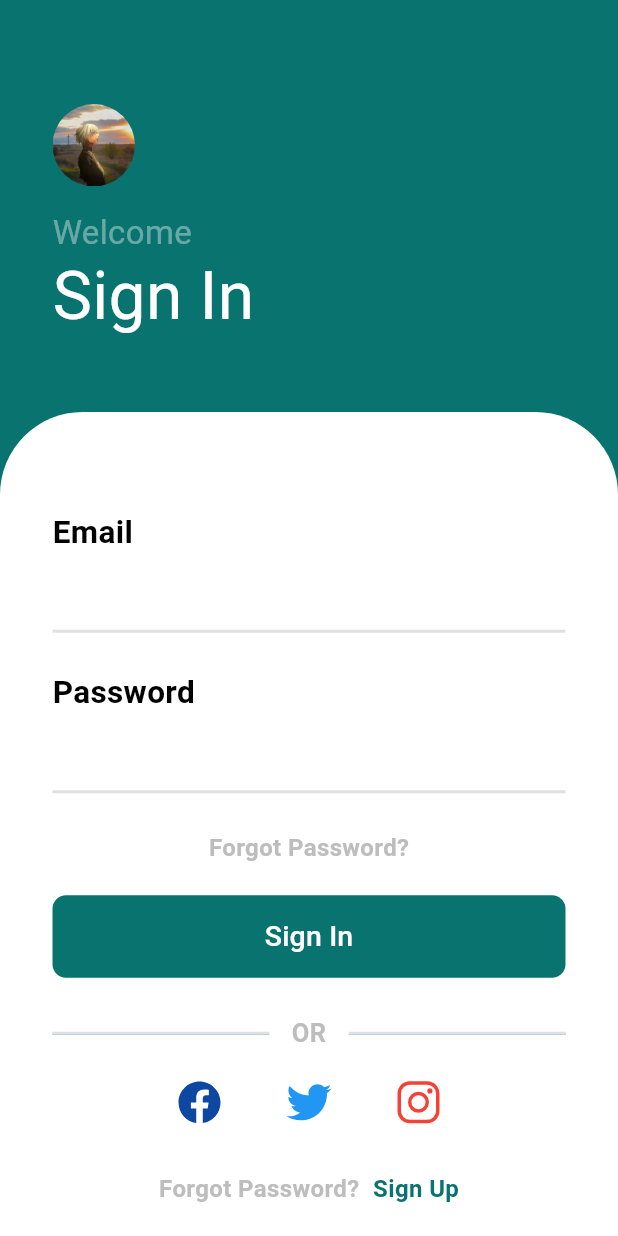
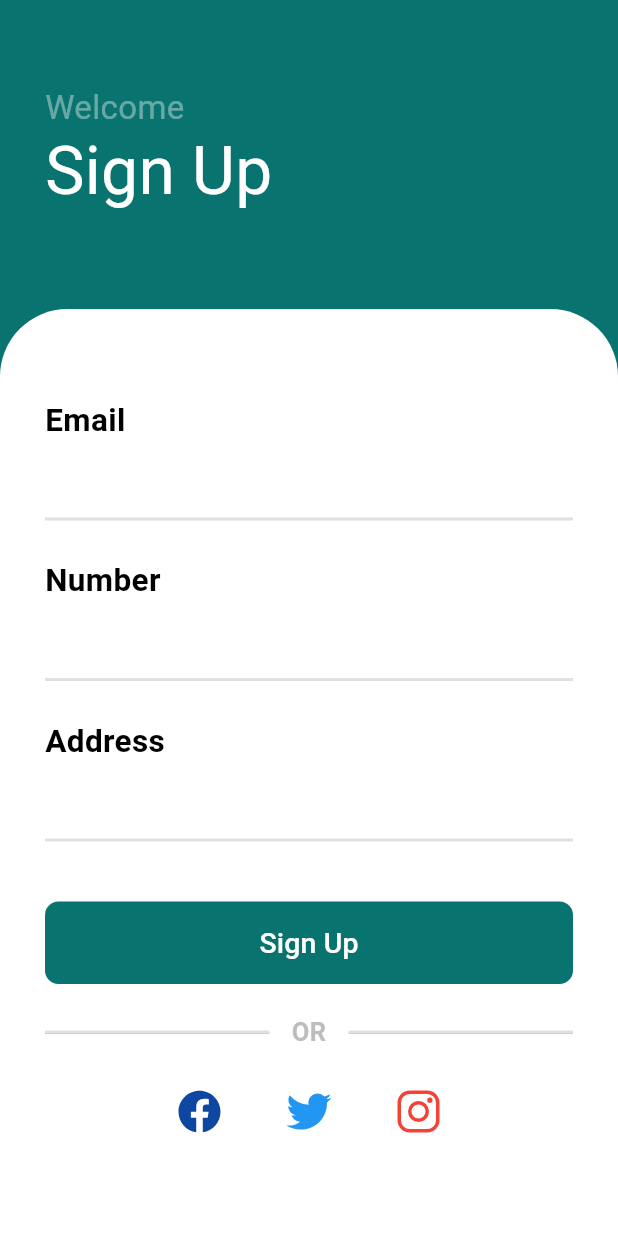
Before and after one commit to Abdusalom-mobile-developer/flutter_practice30_hw2, a Flutter app: the screen it shows after launch, after a tap on "Sign Up", on a phone screen of 412 x 824 dp. Run offline on Flutter 3.47's test engine with Material 3 defaults, Android fonts, the light colour scheme and no system bars; our stand-ins replace ionicons, logger.

Commit message:
Made UI of Sign up page also.

```diff
--- a/lib/main.dart
+++ b/lib/main.dart
@@ -1,5 +1,6 @@
 import 'package:flutter/material.dart';
 import 'package:flutter_practice30_hw2/pages/sign_in_page.dart';
+import 'package:flutter_practice30_hw2/pages/sign_up_page.dart';
 
 void main() {
   runApp(MyApp());
@@ -22,6 +23,7 @@ class _MyAppState extends State<MyApp> {
       home: SignInPage(),
       routes: {
         SignInPage.id: (context) => SignInPage(),
+        SignUpPage.id: (context) => SignUpPage(),
       },
     );
   }
--- /dev/null
+++ b/lib/models/utils.dart
@@ -0,0 +1,13 @@
+import 'package:logger/logger.dart';
+
+class Utils {
+
+  static final logger = Logger();
+
+  // Method to print message using Logger package
+  static d(String message) {
+    logger.d(message);
+  }
+
+
+}
--- a/lib/pages/sign_in_page.dart
+++ b/lib/pages/sign_in_page.dart
@@ -1,5 +1,6 @@
 import 'package:flutter/cupertino.dart';
 import 'package:flutter/material.dart';
+import 'package:flutter_practice30_hw2/pages/sign_up_page.dart';
 import 'package:ionicons/ionicons.dart';
 
 class SignInPage extends StatefulWidget {
@@ -15,6 +16,7 @@ class SignInPage extends StatefulWidget {
 class _SignInPageState extends State<SignInPage> {
   TextEditingController _emailController = TextEditingController();
   TextEditingController _passwordController = TextEditingController();
+  // Method that makes custom textField().
   Widget textFieldMaker(
       String label, String hint, TextEditingController controller) {
     return Column(
@@ -156,7 +158,9 @@ class _SignInPageState extends State<SignInPage> {
                                   color: Color(0xFF09736F),
                                   borderRadius: BorderRadius.circular(9)),
                               child: TextButton(
-                                  onPressed: () {},
+                                  onPressed: () {
+
+                                  },
                                   child: Text(
                                     "Sign In",
                                     style: TextStyle(
@@ -242,7 +246,9 @@ class _SignInPageState extends State<SignInPage> {
                       width: 9,
                     ),
                     GestureDetector(
-                      onTap: () {},
+                      onTap: () {
+                        Navigator.pushNamed(context, SignUpPage.id);
+                      },
                       child: Text(
                         "Sign Up",
                         style: TextStyle(
--- /dev/null
+++ b/lib/pages/sign_up_page.dart
@@ -0,0 +1,191 @@
+import 'package:flutter/cupertino.dart';
+import 'package:flutter/material.dart';
+import 'package:ionicons/ionicons.dart';
+
+class SignUpPage extends StatefulWidget {
+  static final String id = "sign_up_page";
+  const SignUpPage({super.key});
+
+  @override
+  State<SignUpPage> createState() => _SignUpPageState();
+}
+
+class _SignUpPageState extends State<SignUpPage> {
+  TextEditingController _emailController = TextEditingController();
+  TextEditingController _numberController = TextEditingController();
+  TextEditingController _addressController = TextEditingController();
+  // Method that makes custom textField().
+  Widget textFieldMaker(
+      String label, String hint, TextEditingController controller) {
+    return Column(
+      crossAxisAlignment: CrossAxisAlignment.start,
+      children: [
+        Text(
+          label,
+          style: TextStyle(
+              color: Colors.black, fontSize: 21, fontWeight: FontWeight.bold),
+        ),
+        SizedBox(
+          height: 4,
+        ),
+        Container(
+          margin: EdgeInsets.only(bottom: 25),
+          width: double.infinity,
+          height: 48,
+          decoration: BoxDecoration(
+              border: Border(
+                  bottom: BorderSide(color: Colors.grey[300]!, width: 2))),
+          child: TextField(
+            style: TextStyle(color: Colors.black),
+            decoration: InputDecoration(
+                contentPadding: EdgeInsets.only(
+                  left: 0,
+                ),
+                hintText: hint,
+                hintStyle: TextStyle(color: Colors.grey[400]!),
+                border: OutlineInputBorder(
+                    gapPadding:
+                        BouncingScrollSimulation.maxSpringTransferVelocity,
+                    borderSide: BorderSide.none)),
+          ),
+        )
+      ],
+    );
+  }
+
+  // Method that helps to make custom lines
+  Widget lineMaker() {
+    return Expanded(
+      child: Container(
+        alignment: Alignment.center,
+        height: 2,
+        decoration: BoxDecoration(
+            color: Colors.blue,
+            border:
+                Border(top: BorderSide(color: Colors.grey[300]!, width: 2))),
+      ),
+    );
+  }
+
+  @override
+  Widget build(BuildContext context) {
+    return Scaffold(
+      backgroundColor: Color(0xFF09736F),
+      body: Column(
+        children: [
+          Expanded(
+            child: Container(
+              margin: EdgeInsets.symmetric(horizontal: 30),
+              width: double.infinity,
+              child: Column(
+                  mainAxisAlignment: MainAxisAlignment.center,
+                  crossAxisAlignment: CrossAxisAlignment.start,
+                  children: [
+                    Text(
+                      "Welcome",
+                      style: TextStyle(color: Colors.white38, fontSize: 22),
+                    ),
+                    Transform.translate(
+                      offset: Offset(0, -4),
+                      child: Text(
+                        "Sign Up",
+                        style: TextStyle(color: Colors.white, fontSize: 44),
+                      ),
+                    ),
+                  ]),
+            ),
+          ),
+          Expanded(
+              child: Container(
+                padding: EdgeInsets.symmetric(horizontal: 30),
+                decoration: BoxDecoration(
+                    color: Colors.white,
+                    borderRadius: BorderRadius.only(
+                        topLeft: Radius.circular(45),
+                        topRight: Radius.circular(45))),
+                child: Column(
+                  mainAxisAlignment: MainAxisAlignment.center,
+                  children: [
+                    textFieldMaker("Email", "Enter Email", _emailController),
+                    textFieldMaker("Number", "Enter Number", _numberController),
+                    textFieldMaker(
+                        "Address", "Enter Address", _addressController),
+                    SizedBox(
+                      height: 15,
+                    ),
+                    Container(
+                      width: double.infinity,
+                      height: 55,
+                      decoration: BoxDecoration(
+                          color: Color(0xFF09736F),
+                          borderRadius: BorderRadius.circular(9)),
+                      child: TextButton(
+                          onPressed: () {},
+                          child: Text(
+                            "Sign Up",
+                            style: TextStyle(color: Colors.white, fontSize: 19),
+                          )),
+                    ),
+                    SizedBox(
+                      height: 20,
+                    ),
+                    Row(
+                      children: [
+                        lineMaker(),
+                        Container(
+                          margin: EdgeInsets.symmetric(horizontal: 15),
+                          child: Text(
+                            "OR",
+                            style: TextStyle(
+                                color: Colors.grey[400],
+                                fontSize: 17,
+                                fontWeight: FontWeight.bold),
+                          ),
+                        ),
+                        lineMaker(),
+                      ],
+                    ),
+                    SizedBox(
+                      height: 17,
+                    ),
+                    Row(
+                      mainAxisAlignment: MainAxisAlignment.center,
+                      children: [
+                        IconButton(
+                            onPressed: () {},
+                            icon: Icon(
+                              Ionicons.logo_facebook,
+                              color: Colors.blue[900],
+                              size: 32,
+                            )),
+                        SizedBox(
+                          width: 25,
+                        ),
+                        IconButton(
+                            onPressed: () {},
+                            icon: Icon(
+                              Ionicons.logo_twitter,
+                              color: Colors.blue,
+                              size: 32,
+                            )),
+                        SizedBox(
+                          width: 25,
+                        ),
+                        IconButton(
+                            onPressed: () {},
+                            icon: Icon(
+                              Ionicons.logo_instagram,
+                              color: Colors.red,
+                              size: 32,
+                            ))
+                      ],
+                    )
+                  ],
+                ),
+              ),
+              flex: 3),
+        ],
+      ),
+    );
+  }
+}
--- a/pubspec.yaml
+++ b/pubspec.yaml
@@ -36,6 +36,7 @@ dependencies:
   # Use with the CupertinoIcons class for iOS style icons.
   cupertino_icons: ^1.0.2
   ionicons: ^0.2.2
+  logger: ^2.4.0
 
 dev_dependencies:
   flutter_test:
```
Also changed, not shown: pubspec.lock.
